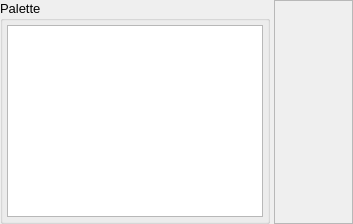
This is src/gui/modulelisteditor.ui in disorderedmaterials/dissolve as Qt 5 draws it before an edit. The edited form follows.
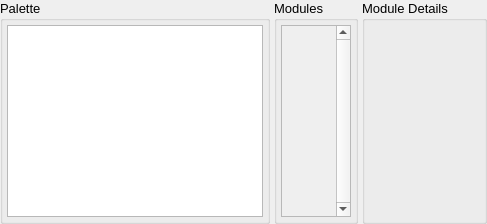
This is the edited form. Custom widgets are drawn as their Qt base class.

Commit message: Rework ModuleListEditor, ModuleControlWidget, and associated classes.

The edit to the form file:
```diff
--- a/src/gui/modulelisteditor.ui
+++ b/src/gui/modulelisteditor.ui
@@ -6,7 +6,7 @@
    <rect>
     <x>0</x>
     <y>0</y>
-    <width>353</width>
+    <width>487</width>
     <height>220</height>
    </rect>
   </property>
@@ -117,15 +117,45 @@
       </widget>
      </item>
      <item>
+      <widget class="QGroupBox" name="ModulesGroup">
+       <property name="sizePolicy">
+        <sizepolicy hsizetype="Minimum" vsizetype="Preferred">
+         <horstretch>0</horstretch>
+         <verstretch>0</verstretch>
+        </sizepolicy>
+       </property>
+       <property name="title">
+        <string>Modules</string>
+       </property>
+       <layout class="QVBoxLayout" name="verticalLayout_3">
+        <property name="spacing">
+         <number>4</number>
+        </property>
+        <property name="leftMargin">
+         <number>4</number>
+        </property>
+        <property name="topMargin">
+         <number>4</number>
+        </property>
+        <property name="rightMargin">
+         <number>4</number>
+        </property>
+        <property name="bottomMargin">
+         <number>4</number>
+        </property>
+        <item>
       <widget class="QScrollArea" name="ChartScrollArea">
        <property name="sizePolicy">
-        <sizepolicy hsizetype="Expanding" vsizetype="Expanding">
+           <sizepolicy hsizetype="Minimum" vsizetype="Expanding">
          <horstretch>0</horstretch>
          <verstretch>0</verstretch>
         </sizepolicy>
        </property>
+          <property name="verticalScrollBarPolicy">
+           <enum>Qt::ScrollBarAlwaysOn</enum>
+          </property>
        <property name="horizontalScrollBarPolicy">
-        <enum>Qt::ScrollBarAsNeeded</enum>
+           <enum>Qt::ScrollBarAlwaysOff</enum>
        </property>
        <property name="sizeAdjustPolicy">
         <enum>QAbstractScrollArea::AdjustToContents</enum>
@@ -138,11 +168,47 @@
          <rect>
           <x>0</x>
           <y>0</y>
-          <width>73</width>
-          <height>216</height>
+             <width>60</width>
+             <height>190</height>
          </rect>
         </property>
        </widget>
+         </widget>
+        </item>
+       </layout>
+      </widget>
+     </item>
+     <item>
+      <widget class="QGroupBox" name="DetailsGroup">
+       <property name="sizePolicy">
+        <sizepolicy hsizetype="Expanding" vsizetype="Expanding">
+         <horstretch>0</horstretch>
+         <verstretch>0</verstretch>
+        </sizepolicy>
+       </property>
+       <property name="title">
+        <string>Module Details</string>
+       </property>
+       <layout class="QVBoxLayout" name="verticalLayout_4" stretch="0">
+        <property name="spacing">
+         <number>0</number>
+        </property>
+        <property name="leftMargin">
+         <number>4</number>
+        </property>
+        <property name="topMargin">
+         <number>4</number>
+        </property>
+        <property name="rightMargin">
+         <number>4</number>
+        </property>
+        <property name="bottomMargin">
+         <number>4</number>
+        </property>
+        <item>
+         <widget class="ModuleControlWidget" name="ControlsWidget" native="true"/>
+        </item>
+       </layout>
       </widget>
      </item>
     </layout>
@@ -155,6 +221,12 @@
    <extends>QTreeWidget</extends>
    <header>gui/widgets/mimetreewidget.hui</header>
   </customwidget>
+  <customwidget>
+   <class>ModuleControlWidget</class>
+   <extends>QWidget</extends>
+   <header>gui/modulecontrolwidget.h</header>
+   <container>1</container>
+  </customwidget>
  </customwidgets>
  <resources>
   <include location="main.qrc"/>
```
Lines whose indentation alone changed are shown as unchanged. The commit also changes 19 other files.
